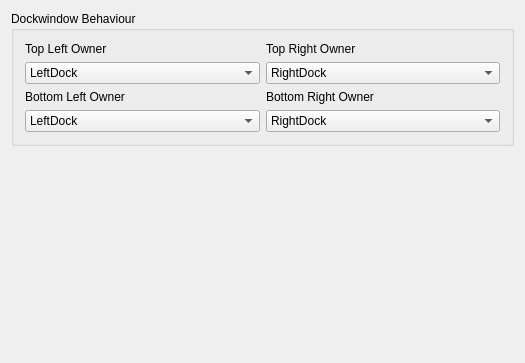
Before: the Qt Designer form shell/settings/uiconfig.ui in KDE/kdevelop, drawn with Qt 5.
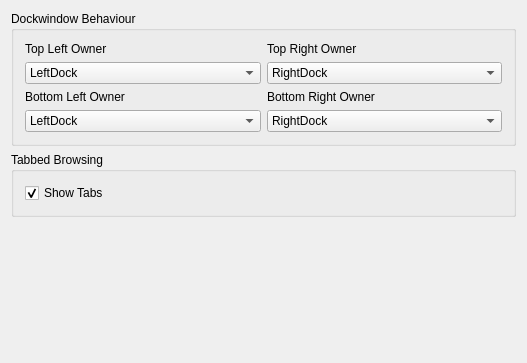
After: the same form once the commit is applied.

Commit message: Implement a setting to show/hide toolbar (both in the code and UI config dialog)

Diff of the .ui file:
```diff
--- a/shell/settings/uiconfig.ui
+++ b/shell/settings/uiconfig.ui
@@ -5,14 +5,14 @@
    <rect>
     <x>0</x>
     <y>0</y>
-    <width>521</width>
+    <width>527</width>
     <height>363</height>
    </rect>
   </property>
   <property name="windowTitle" >
    <string>User Interface</string>
   </property>
-  <layout class="QVBoxLayout" >
+  <layout class="QVBoxLayout" name="verticalLayout" >
    <item>
     <widget class="QGroupBox" name="groupBox" >
      <property name="title" >
@@ -118,6 +118,27 @@
      </layout>
     </widget>
    </item>
+   <item>
+    <widget class="QGroupBox" name="groupBox_2" >
+     <property name="title" >
+      <string>Tabbed Browsing</string>
+     </property>
+     <layout class="QGridLayout" name="gridLayout" >
+      <item row="0" column="0" >
+       <widget class="QCheckBox" name="kcfg_TabBarVisibility" >
+        <property name="text" >
+         <string>Show Tabs</string>
+        </property>
+        <property name="checked" >
+         <bool>true</bool>
+        </property>
+       </widget>
+      </item>
+     </layout>
+     <zorder>kcfg_TabBarVisibility</zorder>
+     <zorder></zorder>
+    </widget>
+   </item>
    <item>
     <spacer>
      <property name="orientation" >
```
Left out of the diff: 2 changed lines with no effect on the pictures. The commit also changes 3 other files.
